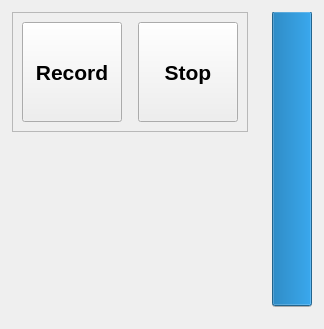
Old version of the form audio/resources/recordingtab.ui in the repository springermac/audio.
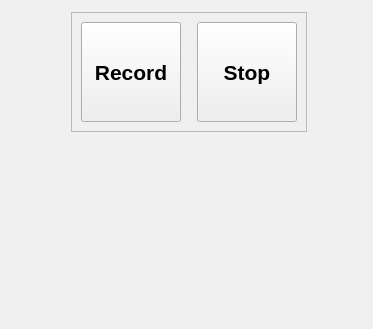
New version of the form.

Commit message: Add new audio meter

The edit to the form file:
```diff
--- a/audio/resources/recordingtab.ui
+++ b/audio/resources/recordingtab.ui
@@ -6,7 +6,7 @@
    <rect>
     <x>0</x>
     <y>0</y>
-    <width>324</width>
+    <width>373</width>
     <height>329</height>
    </rect>
   </property>
@@ -150,82 +150,6 @@
      </item>
     </layout>
    </item>
-   <item row="1" column="0">
-    <spacer name="verticalSpacer_2">
-     <property name="orientation">
-      <enum>Qt::Vertical</enum>
-     </property>
-     <property name="sizeHint" stdset="0">
-      <size>
-       <width>20</width>
-       <height>0</height>
-      </size>
-     </property>
-    </spacer>
-   </item>
-   <item row="0" column="1">
-    <layout class="QHBoxLayout" name="horizontalLayout">
-     <property name="leftMargin">
-      <number>6</number>
-     </property>
-     <property name="topMargin">
-      <number>12</number>
-     </property>
-     <property name="rightMargin">
-      <number>12</number>
-     </property>
-     <property name="bottomMargin">
-      <number>12</number>
-     </property>
-     <item>
-      <spacer name="horizontalSpacer_2">
-       <property name="orientation">
-        <enum>Qt::Horizontal</enum>
-       </property>
-       <property name="sizeType">
-        <enum>QSizePolicy::Expanding</enum>
-       </property>
-       <property name="sizeHint" stdset="0">
-        <size>
-         <width>10</width>
-         <height>20</height>
-        </size>
-       </property>
-      </spacer>
-     </item>
-     <item>
-      <widget class="QProgressBar" name="audioMeter">
-       <property name="enabled">
-        <bool>true</bool>
-       </property>
-       <property name="sizePolicy">
-        <sizepolicy hsizetype="Fixed" vsizetype="Fixed">
-         <horstretch>0</horstretch>
-         <verstretch>0</verstretch>
-        </sizepolicy>
-       </property>
-       <property name="minimumSize">
-        <size>
-         <width>40</width>
-         <height>295</height>
-        </size>
-       </property>
-       <property name="value">
-        <number>100</number>
-       </property>
-       <property name="textVisible">
-        <bool>false</bool>
-       </property>
-       <property name="orientation">
-        <enum>Qt::Vertical</enum>
-       </property>
-       <property name="invertedAppearance">
-        <bool>true</bool>
-       </property>
-      </widget>
-     </item>
-    </layout>
-   </item>
   </layout>
  </widget>
  <tabstops>
```
Left out of the diff: 19 changed lines with no effect on the pictures. The commit also changes 7 other files.
